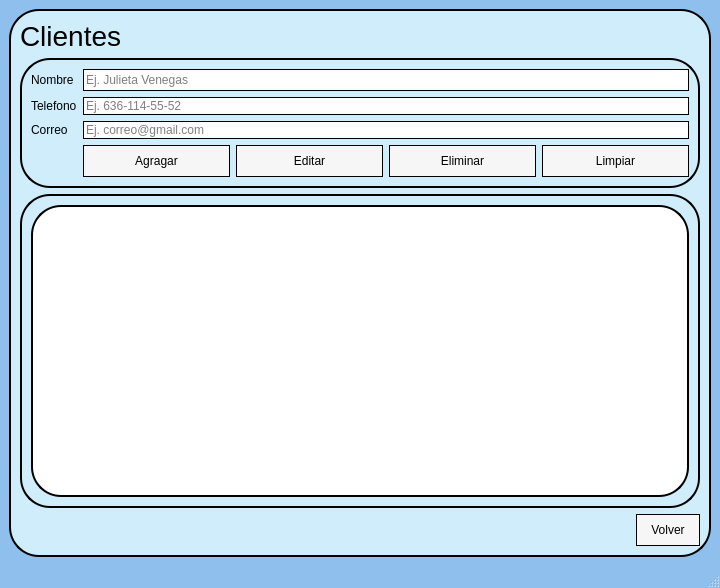
Above: ui/clientes.ui from jesusantoniomorenorenova-spec/GestorDeCitas before the change. Below: the same form after it.
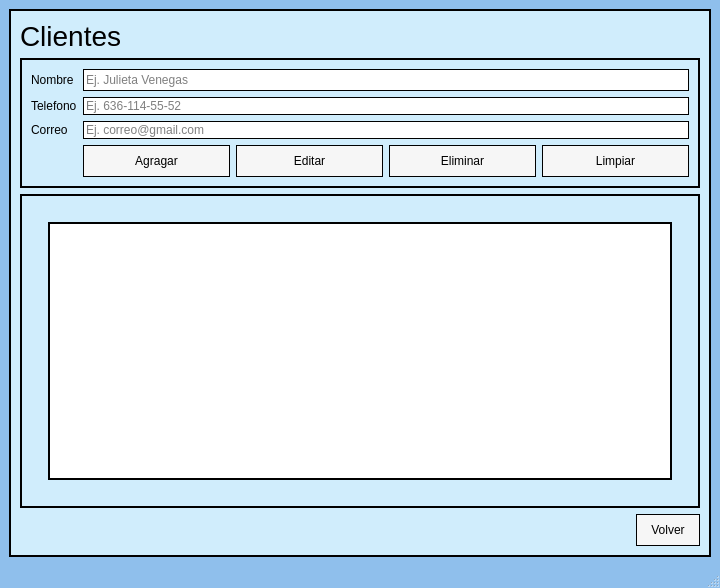
That is the form after the change. Icons and pictures are not drawn.

```diff
--- a/ui/clientes.ui
+++ b/ui/clientes.ui
@@ -21,7 +21,6 @@
 /*frame*/
 QFrame{
 border:2px solid black;
-border-radius: 30px;
 background-color: #D0EDFC
 }
 
@@ -29,7 +28,7 @@
 /*label*/
 QLabel{
 border:none;
-color:#black;
+color: black;
 border:none;
 }
 
@@ -44,6 +43,7 @@
 /*botones*/
 QPushButton{
 background-color: #f6f6f6;
+color: black;
 border: 1px solid black;
 border-radius: 25px;
 padding: 8px 14px;
@@ -66,13 +66,13 @@
 QTableWidget{
 background-color: #ffffff;
 border:2px solid black;
-border-radius: 30px;
 }
 
 /*TXT*/
 QLineEdit{
 background-color:#ffffff;
 border:1px solid black;
+color: black;
 }
 </string>
   </property>
@@ -248,18 +248,39 @@
        </item>
        <item>
         <widget class="QFrame" name="frame_2">
+          <property name="styleSheet">
+           <string notr="true">QFrame#frame_2 { background-color: #D0EDFC; border: 2px solid black; padding: 8px; }</string>
+          </property>
          <property name="frameShape">
-          <enum>QFrame::StyledPanel</enum>
+           <enum>QFrame::NoFrame</enum>
          </property>
          <property name="frameShadow">
-          <enum>QFrame::Raised</enum>
+           <enum>QFrame::Plain</enum>
          </property>
          <layout class="QVBoxLayout" name="verticalLayout_2">
           <item>
+            <widget class="QFrame" name="frameTabla">
+             <property name="styleSheet">
+              <string notr="true">QFrame#frameTabla { background-color: transparent; border: none; }</string>
+             </property>
+             <property name="frameShape">
+              <enum>QFrame::NoFrame</enum>
+             </property>
+             <layout class="QVBoxLayout" name="verticalLayoutTabla">
+              <item>
            <widget class="QTableWidget" name="tblClientes">
             <property name="styleSheet">
-             <string notr="true"/>
-            </property>
+                 <string notr="true">QTableWidget { background-color: #ffffff; border: 2px solid black; }</string>
+                </property>
+                <property name="minimumSize">
+                 <size>
+                  <width>0</width>
+                  <height>80</height>
+                 </size>
+                </property>
+               </widget>
+              </item>
+             </layout>
            </widget>
           </item>
          </layout>
```
Lines whose indentation alone changed are shown as unchanged.
